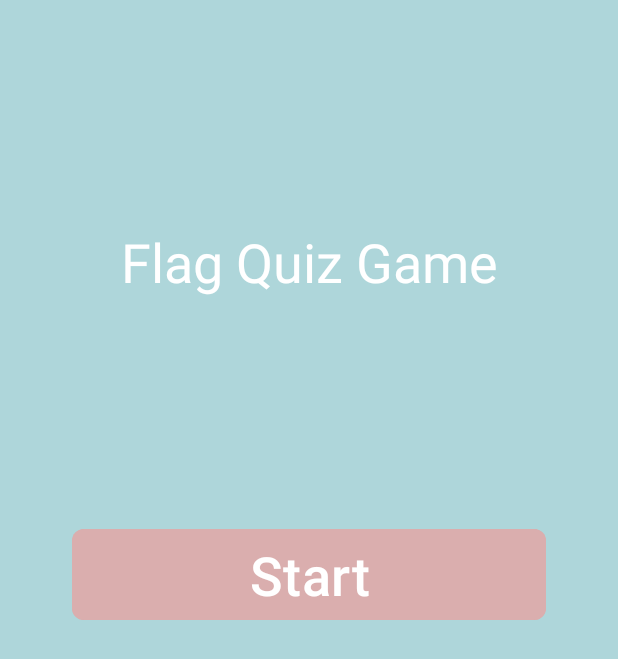
After one commit to akshitha-reddy-yadla/android-kotlin, an Android app: the layout fragment_home.xml on its own in the app's theme, with its tools: preview values and no code run, on a phone screen of 412 x 824 dp. The commit adds this screen. Shown: the top 659 px of the screen. Run offline under Robolectric (Android 15) with nearby library versions, the phone set to English and light mode, and no system bars.

Commit message:
Design home page and add view binding

```diff
--- a/FlagQuizGame/app/build.gradle.kts
+++ b/FlagQuizGame/app/build.gradle.kts
@@ -15,6 +15,10 @@ android {
         versionName = "1.0"
 
         testInstrumentationRunner = "androidx.test.runner.AndroidJUnitRunner"
+    }
+
+    buildFeatures {
+        viewBinding = true
     }
 
     buildTypes {
--- a/FlagQuizGame/app/src/main/AndroidManifest.xml
+++ b/FlagQuizGame/app/src/main/AndroidManifest.xml
@@ -13,7 +13,7 @@
         android:theme="@style/Theme.FlagQuizGame"
         tools:targetApi="31">
         <activity
-            android:name=".MainActivity"
+            android:name=".view.MainActivity"
             android:exported="true">
             <intent-filter>
                 <action android:name="android.intent.action.MAIN" />
--- a/FlagQuizGame/app/src/main/res/layout/activity_main.xml
+++ b/FlagQuizGame/app/src/main/res/layout/activity_main.xml
@@ -5,7 +5,7 @@
     android:id="@+id/main"
     android:layout_width="match_parent"
     android:layout_height="match_parent"
-    tools:context=".MainActivity">
+    tools:context=".view.MainActivity">
 
     <TextView
         android:layout_width="wrap_content"
--- /dev/null
+++ b/FlagQuizGame/app/src/main/res/layout/fragment_home.xml
@@ -0,0 +1,39 @@
+<?xml version="1.0" encoding="utf-8"?>
+<LinearLayout xmlns:android="http://schemas.android.com/apk/res/android"
+    xmlns:tools="http://schemas.android.com/tools"
+    android:layout_width="match_parent"
+    android:layout_height="match_parent"
+    xmlns:app="http://schemas.android.com/apk/res-auto"
+    tools:context=".view.FragmentHome"
+    android:orientation="vertical"
+    android:background="@color/my_background">
+
+    <TextView
+        android:layout_width="match_parent"
+        android:layout_height="wrap_content"
+        android:layout_marginStart="16dp"
+        android:layout_marginEnd="16dp"
+        android:layout_marginTop="150dp"
+        android:text="@string/welcome_text"
+        android:textSize="36sp"
+        android:textColor="@color/white"
+        android:textAlignment="center"
+        ></TextView>
+
+    <com.google.android.material.button.MaterialButton
+        android:layout_width="match_parent"
+        android:layout_height="wrap_content"
+        android:layout_marginTop="150dp"
+        android:layout_marginStart="48dp"
+        android:layout_marginEnd="48dp"
+        android:id="@+id/btn_Start"
+        android:text="@string/btn_Start"
+        android:textSize="36sp"
+        android:textColor="@color/white"
+        android:backgroundTint="@color/pink"
+        app:cornerRadius="8dp"
+        ></com.google.android.material.button.MaterialButton>
+
+
+
+</LinearLayout>
--- a/FlagQuizGame/app/src/main/res/values/strings.xml
+++ b/FlagQuizGame/app/src/main/res/values/strings.xml
@@ -1,3 +1,7 @@
 <resources>
     <string name="app_name">FlagQuizGame</string>
+    <string name="hello_blank_fragment">Hello blank fragment</string>
+    <string name="welcome_text">Flag Quiz Game</string>
+    <string name="btn_Start">Start</string>
+
 </resources>
```
Also changed, not shown: FlagQuizGame/app/src/main/java/com/akshitha/flagquizgame/view/FragmentHome.kt (added, +28 -0 lines), FlagQuizGame/app/src/main/java/com/akshitha/flagquizgame/view/FragmentQuiz.kt (added, +18 -0 lines), FlagQuizGame/app/src/main/java/com/akshitha/flagquizgame/view/MainActivity.kt (renamed from FlagQuizGame/app/src/main/java/com/akshitha/flagquizgame/MainActivity.kt, +3 -8 lines), FlagQuizGame/app/src/main/res/layout/fragment_quiz.xml (added, +14 -0 lines).
